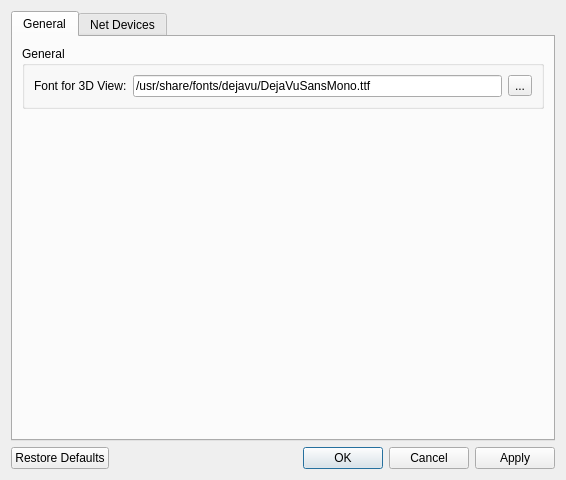
Old version of the form ui/settings.ui in the repository tweber-ill/frm_mirror-takin1.
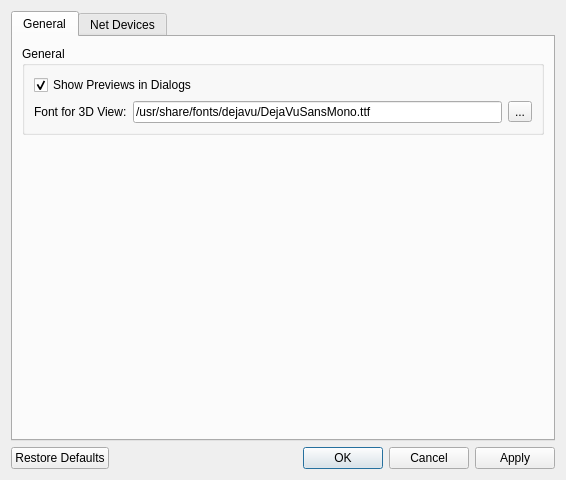
New version of the form.

Commit message: added data file preview

Patch:
```diff
--- a/ui/settings.ui
+++ b/ui/settings.ui
@@ -40,7 +40,7 @@
           <string>General</string>
          </property>
          <layout class="QGridLayout" name="gridLayout_3">
-          <item row="0" column="1">
+          <item row="1" column="1">
            <widget class="QLineEdit" name="editGLFont">
             <property name="sizePolicy">
              <sizepolicy hsizetype="Expanding" vsizetype="Fixed">
@@ -53,7 +53,7 @@
             </property>
            </widget>
           </item>
-          <item row="0" column="0">
+          <item row="1" column="0">
            <widget class="QLabel" name="label_18">
             <property name="sizePolicy">
              <sizepolicy hsizetype="Preferred" vsizetype="Preferred">
@@ -66,13 +66,23 @@
             </property>
            </widget>
           </item>
-          <item row="0" column="2">
+          <item row="1" column="2">
            <widget class="QToolButton" name="btnGLFont">
             <property name="text">
              <string>...</string>
             </property>
            </widget>
           </item>
+          <item row="0" column="0" colspan="3">
+           <widget class="QCheckBox" name="checkPreview">
+            <property name="text">
+             <string>Show Previews in Dialogs</string>
+            </property>
+            <property name="checked">
+             <bool>true</bool>
+            </property>
+           </widget>
+          </item>
          </layout>
         </widget>
        </item>
```
Left out of the diff: 5 changed lines with no effect on the pictures. The commit also changes 8 other files.
